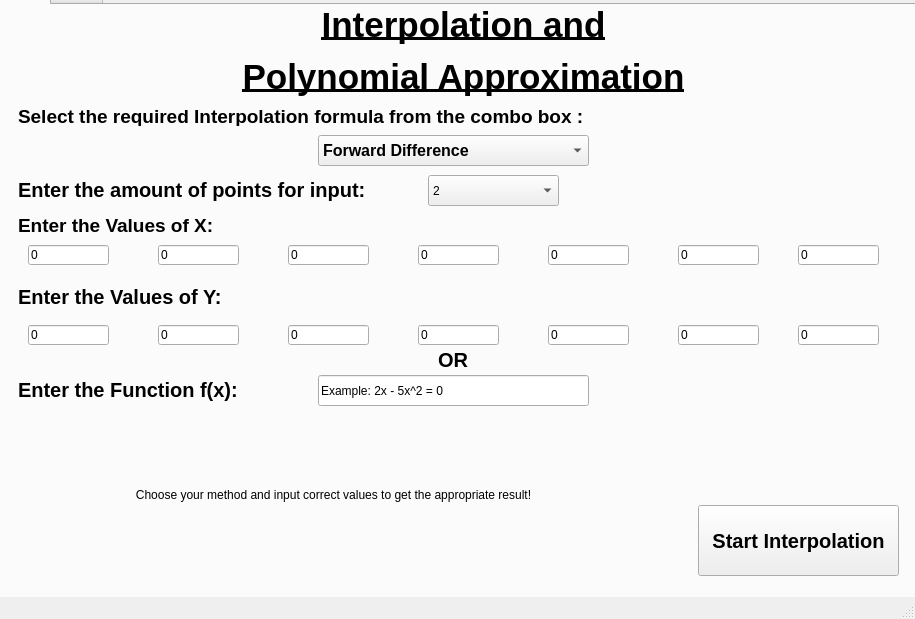
This is mainwindow.ui in M-AliTanveer/Zephyr-2.0-Parallelized as Qt 5 draws it before an edit. The edited form follows.
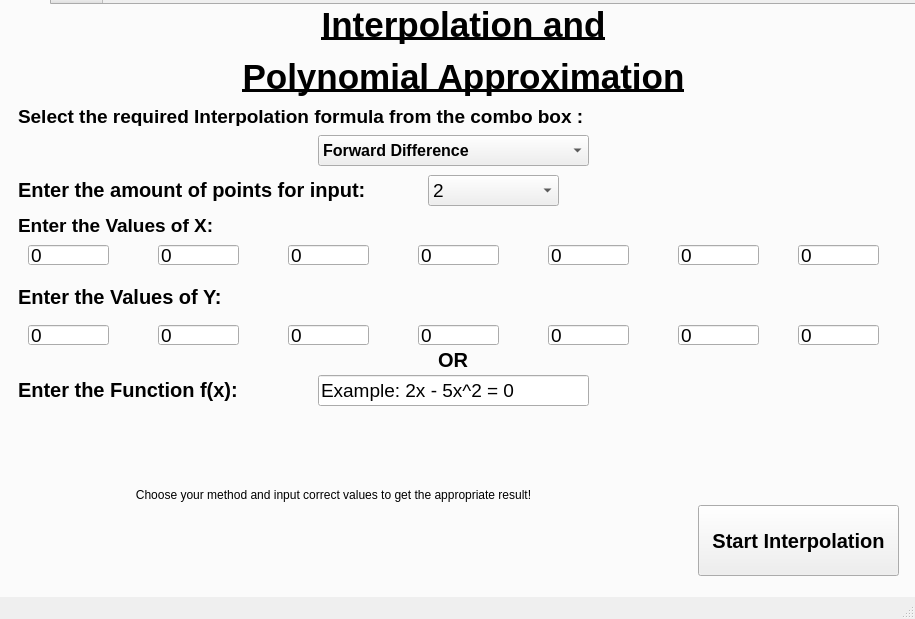
This is the edited form.

Commit message: UI changes + input breaker started

Patch:
```diff
--- a/mainwindow.ui
+++ b/mainwindow.ui
@@ -36,6 +36,11 @@
         <height>20</height>
        </rect>
       </property>
+      <property name="font">
+       <font>
+        <pointsize>14</pointsize>
+       </font>
+      </property>
       <property name="text">
        <string>0</string>
       </property>
@@ -49,6 +54,11 @@
         <height>31</height>
        </rect>
       </property>
+      <property name="font">
+       <font>
+        <pointsize>14</pointsize>
+       </font>
+      </property>
       <property name="text">
        <string>Example: 2x - 5x^2 = 0</string>
       </property>
@@ -118,6 +128,11 @@
         <height>20</height>
        </rect>
       </property>
+      <property name="font">
+       <font>
+        <pointsize>14</pointsize>
+       </font>
+      </property>
       <property name="text">
        <string>0</string>
       </property>
@@ -131,6 +146,11 @@
         <height>20</height>
        </rect>
       </property>
+      <property name="font">
+       <font>
+        <pointsize>14</pointsize>
+       </font>
+      </property>
       <property name="text">
        <string>0</string>
       </property>
@@ -144,6 +164,11 @@
         <height>20</height>
        </rect>
       </property>
+      <property name="font">
+       <font>
+        <pointsize>14</pointsize>
+       </font>
+      </property>
       <property name="text">
        <string>0</string>
       </property>
@@ -157,6 +182,11 @@
         <height>20</height>
        </rect>
       </property>
+      <property name="font">
+       <font>
+        <pointsize>14</pointsize>
+       </font>
+      </property>
       <property name="text">
        <string>0</string>
       </property>
@@ -190,6 +220,11 @@
         <height>20</height>
        </rect>
       </property>
+      <property name="font">
+       <font>
+        <pointsize>14</pointsize>
+       </font>
+      </property>
       <property name="text">
        <string>0</string>
       </property>
@@ -203,6 +238,11 @@
         <height>20</height>
        </rect>
       </property>
+      <property name="font">
+       <font>
+        <pointsize>14</pointsize>
+       </font>
+      </property>
       <property name="text">
        <string>0</string>
       </property>
@@ -216,6 +256,11 @@
         <height>31</height>
        </rect>
       </property>
+      <property name="font">
+       <font>
+        <pointsize>14</pointsize>
+       </font>
+      </property>
       <item>
        <property name="text">
         <string>2</string>
@@ -276,6 +321,11 @@
         <height>20</height>
        </rect>
       </property>
+      <property name="font">
+       <font>
+        <pointsize>14</pointsize>
+       </font>
+      </property>
       <property name="text">
        <string>0</string>
       </property>
@@ -289,6 +339,11 @@
         <height>20</height>
        </rect>
       </property>
+      <property name="font">
+       <font>
+        <pointsize>14</pointsize>
+       </font>
+      </property>
       <property name="text">
        <string>0</string>
       </property>
@@ -322,6 +377,11 @@
         <height>20</height>
        </rect>
       </property>
+      <property name="font">
+       <font>
+        <pointsize>14</pointsize>
+       </font>
+      </property>
       <property name="text">
        <string>0</string>
       </property>
@@ -335,6 +395,11 @@
         <height>20</height>
        </rect>
       </property>
+      <property name="font">
+       <font>
+        <pointsize>14</pointsize>
+       </font>
+      </property>
       <property name="text">
        <string>0</string>
       </property>
@@ -467,6 +532,11 @@
         <height>20</height>
        </rect>
       </property>
+      <property name="font">
+       <font>
+        <pointsize>14</pointsize>
+       </font>
+      </property>
       <property name="text">
        <string>0</string>
       </property>
@@ -480,6 +550,11 @@
         <height>20</height>
        </rect>
       </property>
+      <property name="font">
+       <font>
+        <pointsize>14</pointsize>
+       </font>
+      </property>
       <property name="text">
        <string>0</string>
       </property>
@@ -493,6 +568,11 @@
         <height>20</height>
        </rect>
       </property>
+      <property name="font">
+       <font>
+        <pointsize>14</pointsize>
+       </font>
+      </property>
       <property name="text">
        <string>0</string>
       </property>
```
Left out of the diff: 58 changed lines with no effect on the pictures. The commit also changes 2 other files.
